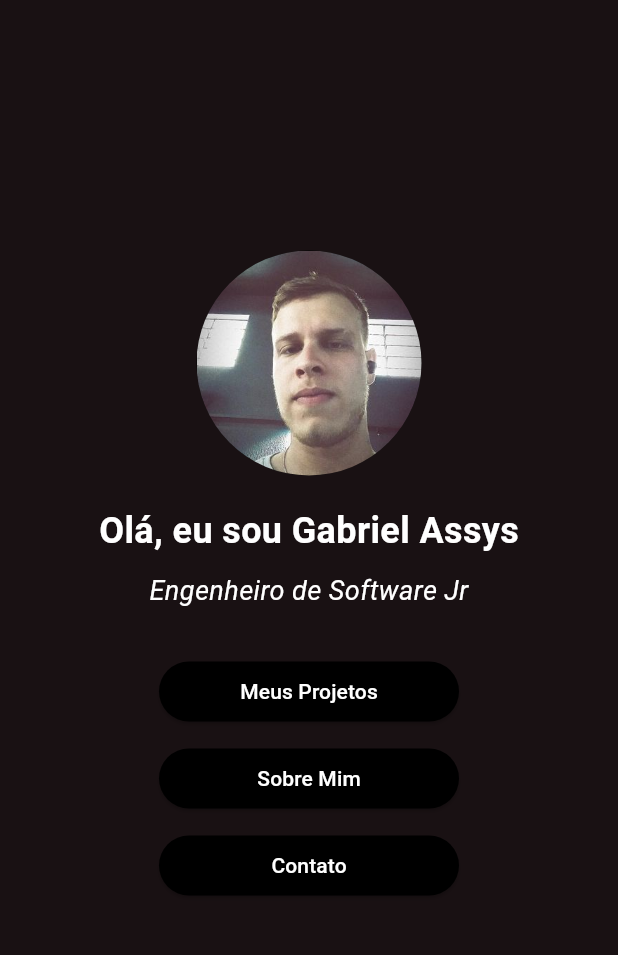
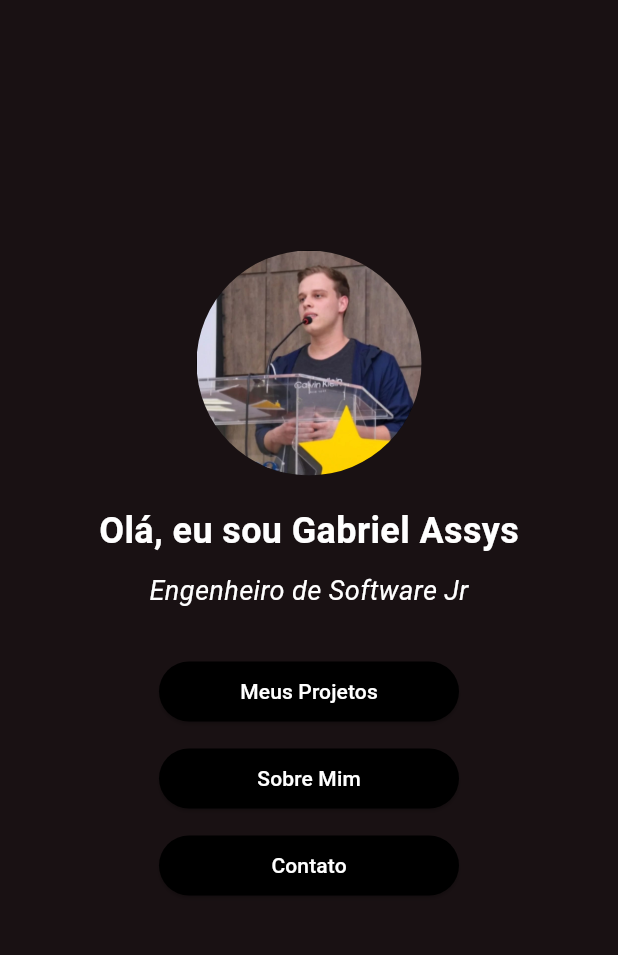
Before and after one commit to GABRIEL-ASSYS/portifolio-flutter, a Flutter app: the screen it shows after launch, on a phone screen of 412 x 824 dp, the part 84-1039 px from its top. Run offline on Flutter 3.47's test engine with Material 3 defaults, Android fonts, the phone set to English and light mode, and no system bars; our stand-ins replace font_awesome_flutter.

```diff
--- a/lib/main.dart
+++ b/lib/main.dart
@@ -73,7 +73,7 @@ class _MyHomePageState extends State<MyHomePage> {
             children: <Widget>[
               const CircleAvatar(
                 radius: 75,
-                backgroundImage: AssetImage('assets/foto_perfil.jpg'),
+                backgroundImage: AssetImage('assets/eu.jpg'),
                 backgroundColor: Colors.black,
               ),
               const SizedBox(height: 20),
--- a/pubspec.yaml
+++ b/pubspec.yaml
@@ -27,4 +27,4 @@ flutter:
   uses-material-design: true
 
   assets:
-    - assets/foto_perfil.jpg
+    - assets/eu.jpg
```
Also changed, not shown: assets/eu.jpg (added).
